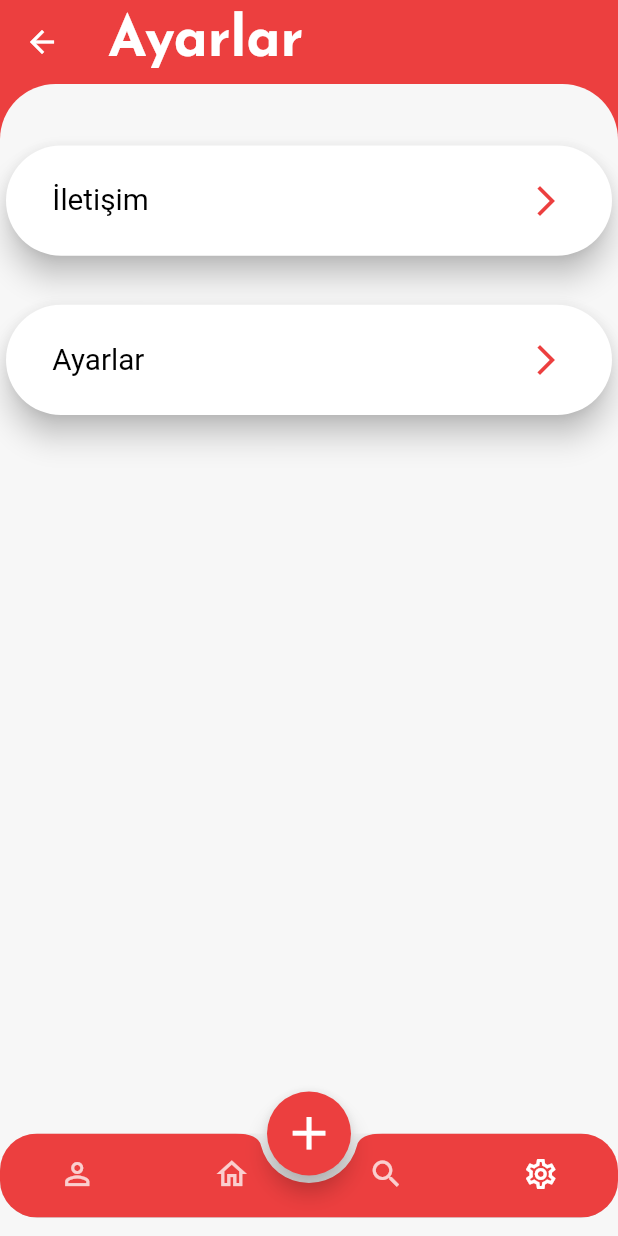
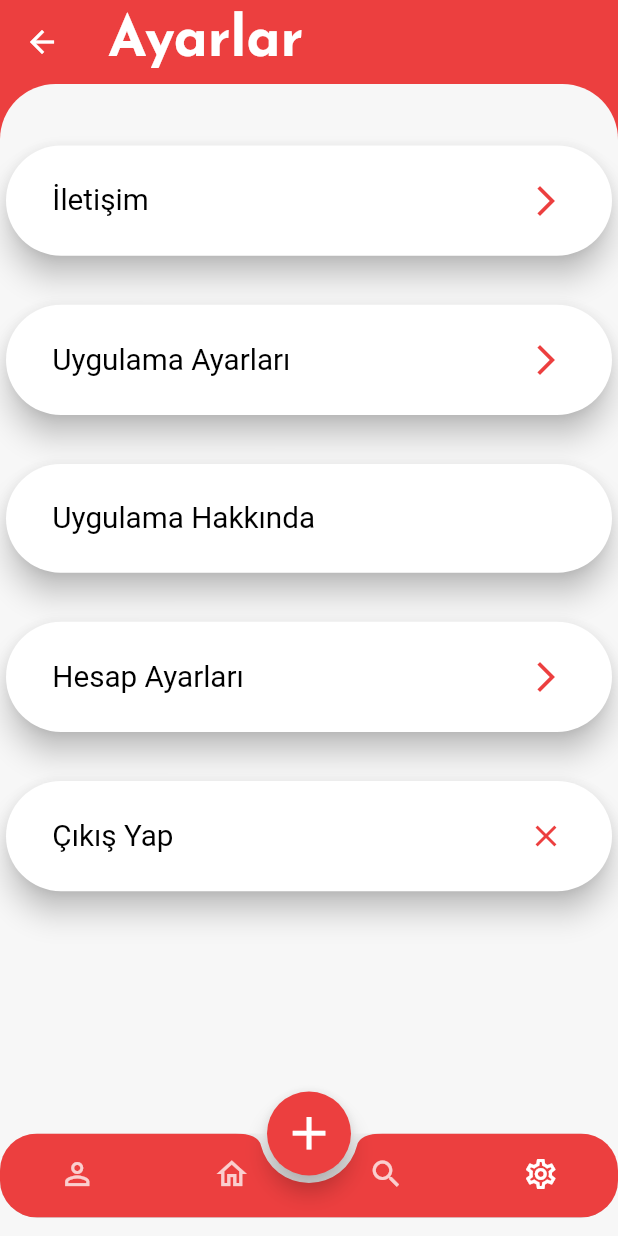
Before and after one commit to ketvolkan/Flutter-Stajerimi-Bul-App, a Flutter app: the SettingManagementView screen opened by its route, on a phone screen of 412 x 824 dp. Run offline on Flutter 3.47's test engine with Material 2 defaults, Android fonts, the phone set to English and light mode, and no system bars; our stand-ins replace date_time_picker, dio, get, google_fonts; network calls fail.

Commit message:
Ayarlar menusu enumları düzenlendi Stringler AppConstants a taşındı Filter Bottom Sheet Tasarlandı

```diff
--- a/lib/app/modules/app/views/employee_profile_management/widgets/cv_cards/custom_job_school_list_tile.dart
+++ b/lib/app/modules/app/views/employee_profile_management/widgets/cv_cards/custom_job_school_list_tile.dart
@@ -1,5 +1,6 @@
 import 'package:flutter/material.dart';
 import 'package:get/get.dart';
+
 import '../../../../../../../core/constants/app_constants.dart';
 import '../../../../../../../core/variables/icons.dart';
 
--- a/lib/app/modules/app/views/employee_profile_management/widgets/cv_cards/cv_language_card.dart
+++ b/lib/app/modules/app/views/employee_profile_management/widgets/cv_cards/cv_language_card.dart
@@ -1,8 +1,8 @@
 import 'package:flutter/material.dart';
+
 import '../../../../../../../core/constants/app_constants.dart';
 import '../../../../../../../core/utils/utils.dart';
 import '../../../../../../../core/variables/icons.dart';
-
 import 'cv_base_card.dart';
 
 class CvLanguageCard extends StatelessWidget {
--- a/lib/app/modules/app/views/home_management/home_management_view.dart
+++ b/lib/app/modules/app/views/home_management/home_management_view.dart
@@ -1,8 +1,8 @@
 import 'package:flutter/material.dart';
 import 'package:get/get.dart';
-import 'package:stajyerimibul/app/routes/app_routes.dart';
 
 import '../../../../../core/constants/app_constants.dart';
+import '../../../../routes/app_routes.dart';
 import '../../../common/widgets/appBar/custom_app_bar.dart';
 import '../../../common/widgets/body/custom_body.dart';
 import '../../../common/widgets/bottomNavigationBar/custom_botton_navigation_bar.dart';
@@ -21,6 +21,7 @@ class HomeManagementView extends GetView<HomeManagementController> {
       body: CustomBody(child: Container()),
       bottomNavigationBar: _buildNavigationBar,
       floatingActionButton: CustomFloatingActionButton(
+          //!Deneme Amaçlı Yazıldı Normalde Yok
           onPressed: () => Get.toNamed(
                 AppRoutes.PROFILE,
                 arguments: {'isJustShow': true},
--- a/lib/app/modules/app/views/search_managment/search_management_view.dart
+++ b/lib/app/modules/app/views/search_managment/search_management_view.dart
@@ -98,7 +98,11 @@ class SearchManagementView extends GetView<SearchManagementController> {
         actions: [filterButton],
       );
 
-  CustomIconButton get filterButton => const CustomIconButton(icon: AppIcons.appBarFilterIcon);
+  CustomIconButton get filterButton => CustomIconButton(
+      icon: AppIcons.appBarFilterIcon,
+      onTap: () {
+        controller.filterButtonTap();
+      });
 
   CustomNavigationBar get _buildNavigationBar => CustomNavigationBar(currentIndex: BottomNavbars.Search.index);
 }
--- a/lib/app/modules/app/views/setting_management/menu_buttons/menu_button.dart
+++ b/lib/app/modules/app/views/setting_management/menu_buttons/menu_button.dart
@@ -11,6 +11,8 @@ class MenuButton extends StatelessWidget {
   final String? pageReferance;
   final bool onLeading;
   final bool isBack;
+  final Function()? onTap;
+  final IconData? customLeadingIcon;
   MenuButton({
     Key? key,
     required this.title,
@@ -18,6 +20,8 @@ class MenuButton extends StatelessWidget {
     this.onLeading = true,
     this.menuReferance,
     this.isBack = false,
+    this.customLeadingIcon,
+    this.onTap,
   }) : super(key: key);
   SettingManagementController settingManagementController = Get.find<SettingManagementController>();
   @override
@@ -25,11 +29,13 @@ class MenuButton extends StatelessWidget {
     return BasicCard(
       title: title,
       backArrow: isBack,
-      onTap: () {
-        if (pageReferance != null) Get.toNamed(pageReferance!);
-        if (menuReferance != null) settingManagementController.selectedMenuListName = menuReferance!;
-      },
+      onTap: onTap ??
+          () {
+            if (pageReferance != null) Get.toNamed(pageReferance!);
+            if (menuReferance != null) settingManagementController.selectedMenuListName = menuReferance!;
+          },
       goToCardDescription: onLeading,
+      customLeadingIcon: customLeadingIcon,
     );
   }
 }
--- a/lib/app/modules/app/views/setting_management/menu_buttons/menu_enum.dart
+++ b/lib/app/modules/app/views/setting_management/menu_buttons/menu_enum.dart
@@ -1,9 +1,16 @@
+// ignore_for_file: constant_identifier_names
+
+import 'package:flutter/material.dart';
+import 'package:stajyerimibul/core/constants/app_constants.dart';
+
 import 'menu_button.dart';
 
 enum MenuEnums {
   Base, //? Başlangıç
   Setting, //? Ayarlar
   Contact, //? İletişim
+  ContactMore, //? Sosyal Kanallar
+  AccountSetting //? Hesap Ayarları
 }
 enum BottomNavbars { Profile, Home, Search, Setting }
 
@@ -16,40 +23,89 @@ class MenuList {
       case MenuEnums.Base:
         currentMenuItems = <MenuButton>[
           MenuButton(
-            title: "İletişim",
+            title: AppConstants.contact,
             menuReferance: MenuEnums.Contact,
           ),
           MenuButton(
-            title: "Ayarlar",
+            title: AppConstants.appSetting,
             menuReferance: MenuEnums.Setting,
+          ),
+          MenuButton(
+            title: AppConstants.aboutApp,
+            onLeading: false,
+          ),
+          MenuButton(
+            title: AppConstants.accountSetting,
+            menuReferance: MenuEnums.AccountSetting,
+          ),
+          MenuButton(
+            title: AppConstants.exitAccount,
+            customLeadingIcon: Icons.close,
+            onTap: () {},
           ),
         ];
         break;
       case MenuEnums.Setting:
         currentMenuItems = <MenuButton>[
           MenuButton(
-            title: "Geri Dön",
+            title: AppConstants.getBack,
             onLeading: false,
             menuReferance: MenuEnums.Base,
             isBack: true,
           ),
-          MenuButton(title: "Tema Ayarları"),
-          MenuButton(title: "Uygulama Ayarları"),
-          MenuButton(title: "Profil Ayarları"),
+          MenuButton(title: AppConstants.themeSetting, onLeading: false),
+          MenuButton(title: AppConstants.notificationSetting, onLeading: false),
+        ];
+        break;
+      case MenuEnums.AccountSetting:
+        currentMenuItems = <MenuButton>[
+          MenuButton(
+            title: AppConstants.getBack,
+            onLeading: false,
+            menuReferance: MenuEnums.Base,
+            isBack: true,
+          ),
+          MenuButton(
+            title: AppConstants.freezeAccount,
+            customLeadingIcon: Icons.icecream_outlined,
+            onTap: () {},
+          ),
+          MenuButton(
+            title: AppConstants.deleteAccount,
+            customLeadingIcon: Icons.delete_forever_outlined,
+            onTap: () {},
+          ),
         ];
         break;
       case MenuEnums.Contact:
         currentMenuItems = <MenuButton>[
           MenuButton(
-            title: "Geri Dön",
+            title: AppConstants.getBack,
             onLeading: false,
             menuReferance: MenuEnums.Base,
             isBack: true,
           ),
-          MenuButton(title: "Sosyal Kanallar"),
-          MenuButton(title: "İletişim Hattı"),
-          MenuButton(title: "Canlı Destek"),
-          MenuButton(title: "Falanlar Filanlar"),
+          MenuButton(
+            title: AppConstants.socailNetwork,
+            menuReferance: MenuEnums.ContactMore,
+          ),
+          MenuButton(
+            title: AppConstants.contactNetwork,
+            onLeading: false,
+          ),
+        ];
+        break;
+      case MenuEnums.ContactMore:
+        currentMenuItems = <MenuButton>[
+          MenuButton(
+            title: AppConstants.getBack,
+            onLeading: false,
+            menuReferance: MenuEnums.Contact,
+            isBack: true,
+          ),
+          MenuButton(title: AppConstants.instagram, onLeading: false),
+          MenuButton(title: AppConstants.twitter, onLeading: false),
+          MenuButton(title: AppConstants.website, onLeading: false),
         ];
         break;
       default:
--- a/lib/app/modules/common/widgets/appBar/custom_app_bar.dart
+++ b/lib/app/modules/common/widgets/appBar/custom_app_bar.dart
@@ -36,7 +36,6 @@ class CustomAppBar extends StatelessWidget with PreferredSizeWidget {
                     Get.back();
                   },
             )
-          //Todo Burasını Sor
           : customLeadingButton,
       actions: actions ?? [],
       centerTitle: centerTitle,
--- a/lib/app/modules/common/widgets/cards/basic_card.dart
+++ b/lib/app/modules/common/widgets/cards/basic_card.dart
@@ -15,6 +15,7 @@ class BasicCard extends StatelessWidget {
   final bool backArrow;
   final int descriptionMaxLines;
   final Function()? onTap;
+  final IconData? customLeadingIcon;
 
   const BasicCard({
     Key? key,
@@ -27,6 +28,7 @@ class BasicCard extends StatelessWidget {
     this.profileImage,
     this.backArrow = false,
     this.descriptionMaxLines = 3,
+    this.customLeadingIcon,
   }) : super(key: key);
 
   @override
@@ -61,7 +63,9 @@ class BasicCard extends StatelessWidget {
                   goToCardDescription
                       ? Expanded(
                           flex: 1,
-                          child: Center(child: Icon(AppIcons.basicCardGoToCardDescriptionIcon, color: Get.theme.primaryColor)),
+                          child: Center(
+                              child: Icon(customLeadingIcon ?? AppIcons.basicCardGoToCardDescriptionIcon,
+                                  color: Get.theme.primaryColor)),
                         )
                       : const SizedBox()
                 ],
--- a/lib/core/constants/app_constants.dart
+++ b/lib/core/constants/app_constants.dart
@@ -14,11 +14,52 @@ class AppConstants {
   static const String bottomNavigationBarSetting = "Setting";
   static const String bottomNavigationBarSearch = "Search";
 
-  //?Cv Card
+  //? Cv Card
   static const String aboutCvCardTitle = "Hakkımda";
   static const String jobExperienceCvCardTitle = "İş Tecrübelerim";
   static const String languageCvCardTitle = "Bildiğim Diller";
   static const String schoolCvCardTitle = "Okuduğum Okullar";
   static const String isNotComplated = "Devam Ediyor";
   static const String editCv = "Cv Düzenle";
+
+  //? Ayarlar => ???
+  static const String getBack = "Geri Dön";
+
+  //? Ayarlar => Base
+  static const String contact = "İletişim";
+  static const String appSetting = "Uygulama Ayarları";
+  static const String aboutApp = "Uygulama Hakkında";
+  static const String accountSetting = "Hesap Ayarları";
+  static const String exitAccount = "Çıkış Yap";
+
+  //? Ayarlar => Setting
+  static const String themeSetting = "Tema Ayarları";
+  static const String notificationSetting = "Bildirim Ayarları";
+
+  //? Ayarlar => Account Setting
+  static const String freezeAccount = "Hesabı Dondur";
+  static const String deleteAccount = "Hesabı Sil";
+
+  //? Ayarlar => Contact
+  static const String socailNetwork = "Sosyal Kanallar";
+  static const String contactNetwork = "İletişim Hattı";
+
+  //? Ayarlar => Social Network
+  static const String instagram = "İnstagram";
+  static const String twitter = "Twitter";
+  static const String website = "Website";
+
+  //? Employee Profile Drawer
+  static const String updateProfileDrawer = "Profil Güncelle";
+  static const String profileAboutDrawer = "Profil Bilgileri";
+  static const String aboutMeDrawer = "Hakkımda";
+  static const String schoolCvDrawer = "Okul Bilgileri";
+  static const String jobCvDrawer = "İş Tecrübeleri";
+  static const String languageCvDrawer = "Bildiğim Diller";
+
+  //? Filter Bottom Sheet
+  static const String startDateFilter = "Başlangıç Tarihi";
+  static const String endDateFilter = "Bitiş Tarihi";
+  static const String jobTitleFilter = "İş Alanı";
+  static const String submitFilter = "Kaydet";
 }
--- a/lib/core/models/example/example_model.dart
+++ b/lib/core/models/example/example_model.dart
@@ -1,4 +1,4 @@
-import 'package:stajyerimibul/core/service/base_model.dart';
+import '../../service/base_model.dart';
 
 class ExampleModel extends BaseModel {
   final int? id;
--- a/lib/main.dart
+++ b/lib/main.dart
@@ -1,7 +1,7 @@
 import 'package:flutter/material.dart';
 import 'package:get/get_navigation/get_navigation.dart';
+
 import 'app/modules/app/views/home_management/home_management_binding.dart';
-
 import 'app/routes/app_pages.dart';
 import 'app/routes/app_routes.dart';
 import 'app/theme/app_theme.dart';
@@ -19,7 +19,7 @@ class MyApp extends StatelessWidget {
       debugShowCheckedModeBanner: false,
       title: AppConstants.appTitle,
       theme: lightTheme,
-      // darkTheme: darkTheme,
+      darkTheme: darkTheme,
       defaultTransition: Transition.noTransition,
       /*   supportedLocales: const [
         Locale('tr', 'TR'),
--- a/pubspec.yaml
+++ b/pubspec.yaml
@@ -36,6 +36,7 @@ dependencies:
   cupertino_icons: ^1.0.2
   get: ^4.6.1
   dio: ^4.0.6
+  date_time_picker: ^2.1.0
 
 dev_dependencies:
   flutter_test:
```
Also changed, not shown: lib/app/modules/app/views/employee_profile_management/widgets/profile_drawer.dart (+12 -6 lines), lib/app/modules/app/views/search_managment/search_management_controller.dart (+11 -1 lines), lib/app/modules/common/widgets/bottomSheet/filter_bottom_sheet/filter_bottom_sheet_controller.dart (added, +15 -0 lines), lib/app/modules/common/widgets/bottomSheet/filter_bottom_sheet/filter_bottom_sheet_view.dart (added, +93 -0 lines), lib/app/modules/common/widgets/buttons/custom_text_button.dart (+10 -3 lines), lib/core/models/filter_models/filter_model.dart (added, +7 -0 lines), lib/core/variables/color.dart (+4 -4 lines), pubspec.lock.
